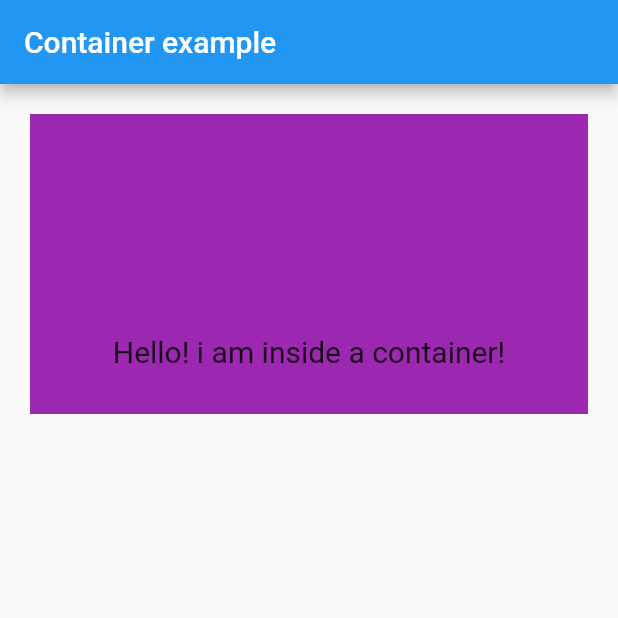
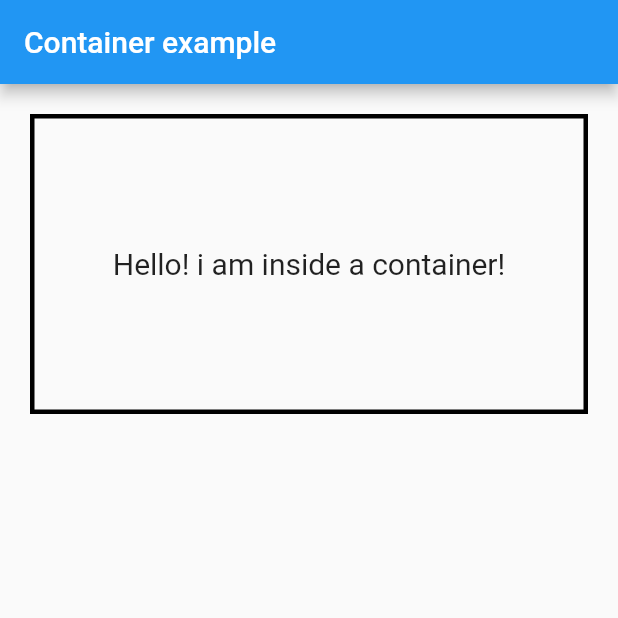
Before and after one commit to ashishvartak/expt2, a Flutter app: the screen it shows after launch, on a phone screen of 412 x 824 dp, the top half of it. Run offline on Flutter 3.47's test engine with Material 2 defaults, Android fonts, the phone set to English and light mode, and no system bars.

Commit message:
ContainerDecoration

```diff
--- a/expt2/lib/main.dart
+++ b/expt2/lib/main.dart
@@ -1,6 +1,6 @@
 import 'package:flutter/material.dart';
 
-//This Example is for demonstrating alignment property of Container
+//This Example is for demonstrating decoration property of Container
 void main() => runApp(MyApp());
 
 class MyApp extends StatelessWidget {
@@ -14,10 +14,13 @@ class MyApp extends StatelessWidget {
         body: Container(
           height: 200,
           width: double.infinity,
-          color: Colors.purple,
-          alignment: Alignment.bottomCenter,
+          //color: Colors.purple,
+          alignment: Alignment.center,
           margin: EdgeInsets.all(20),
           padding: EdgeInsets.all(30),
+          decoration: BoxDecoration(
+            border: Border.all(color: Colors.black, width: 3),
+          ),
           child: Text("Hello! i am inside a container!",
               style: TextStyle(fontSize: 20)),
         ),
```
